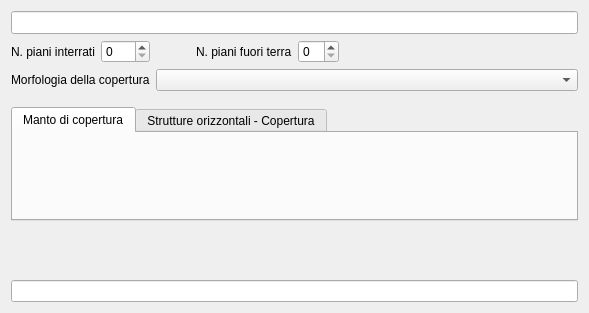
Before: the Qt Designer form ui/wdgSezUnitaVolumetriche.ui in faunalia/rt_omero, drawn with Qt 5.
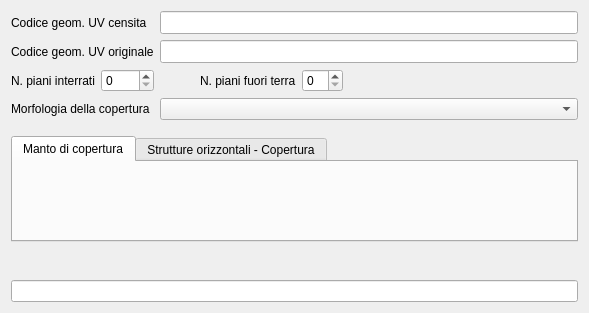
After: the same form once the commit is applied. Custom widgets are drawn as their Qt base class.

Patch:
```diff
--- a/ui/wdgSezUnitaVolumetriche.ui
+++ b/ui/wdgSezUnitaVolumetriche.ui
@@ -74,8 +74,8 @@
      </property>
     </widget>
    </item>
-   <item row="0" column="0" colspan="5">
-    <widget class="QLineEdit" name="debugInfo">
+   <item row="0" column="2" colspan="3">
+    <widget class="QLineEdit" name="codUvCensita">
      <property name="font">
       <font>
        <pointsize>10</pointsize>
@@ -188,6 +188,32 @@
      </property>
     </spacer>
    </item>
+   <item row="1" column="2" colspan="3">
+    <widget class="QLineEdit" name="codUvOriginale">
+     <property name="font">
+      <font>
+       <pointsize>10</pointsize>
+      </font>
+     </property>
+     <property name="readOnly">
+      <bool>true</bool>
+     </property>
+    </widget>
+   </item>
+   <item row="0" column="0" colspan="2">
+    <widget class="QLabel" name="label_2">
+     <property name="text">
+      <string>Codice geom. UV censita</string>
+     </property>
+    </widget>
+   </item>
+   <item row="1" column="0" colspan="2">
+    <widget class="QLabel" name="label_3">
+     <property name="text">
+      <string>Codice geom. UV originale</string>
+     </property>
+    </widget>
+   </item>
   </layout>
  </widget>
  <customwidgets>
```
